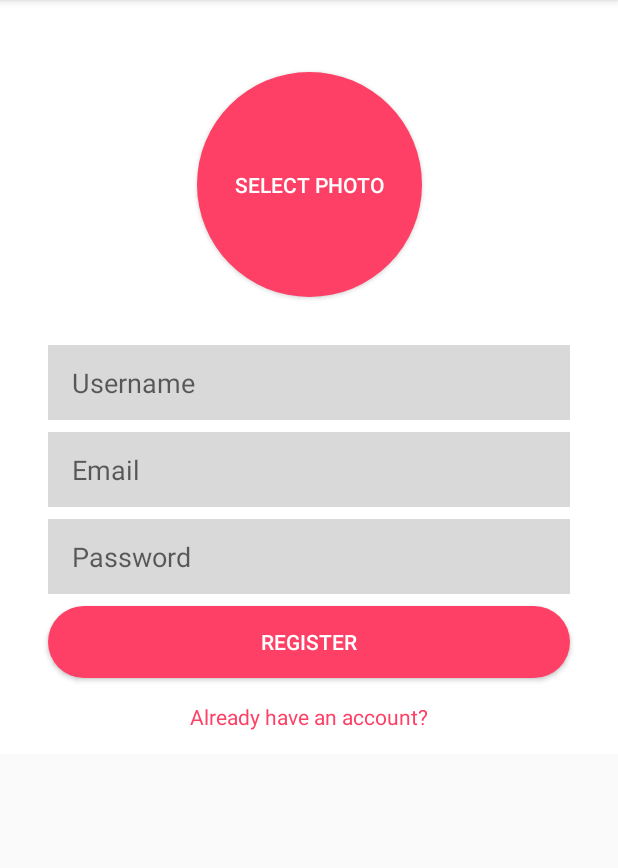
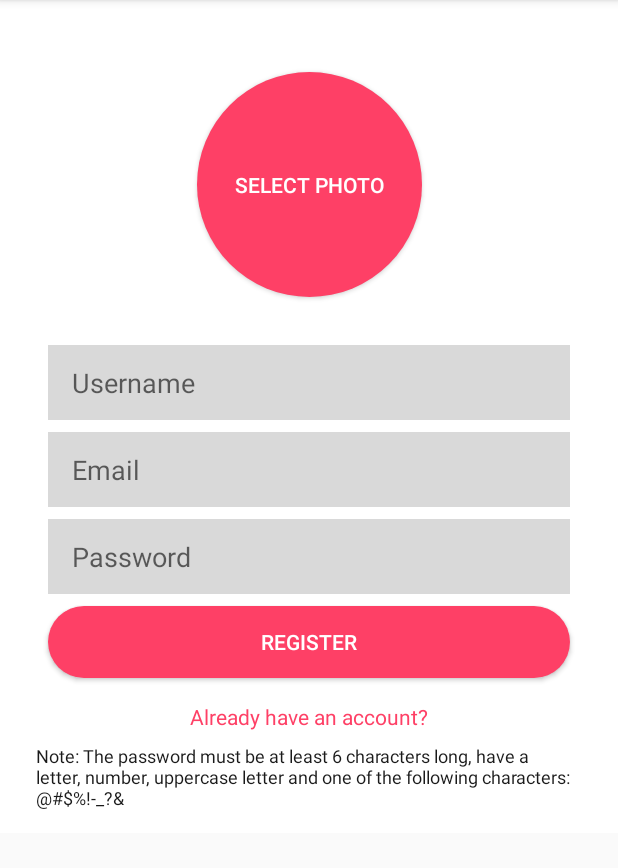
Before and after one commit to robertgr991/ChatApp, an Android app: the screen it shows after launch (RegisterActivity), on a phone screen of 412 x 824 dp, the part 84-952 px from its top. Run offline under Robolectric (Android 15) with nearby library versions, the phone set to English and light mode, and no system bars; our stand-ins replace CircleImageView, Firebase (no records; nobody signed in at launch, a user with empty details on screens opened directly); libraries missing offline, so code that uses them is left out: dmax.dialog; 2 statements that could not run were skipped.

Commit message:
Call User constructor with named arguments on register and add some info text in forward and register activities.

```diff
--- a/app/src/main/java/com/example/chatapp/repositories/UserRepository.kt
+++ b/app/src/main/java/com/example/chatapp/repositories/UserRepository.kt
@@ -187,7 +187,7 @@ class UserRepository {
                             imageRef.downloadUrl
                                 .addOnSuccessListener {imageUrl ->
                                     if (imageUrl != null) {
-                                        persist(User(userId, user.username, user.email, imageUrl.toString())) { message ->
+                                        persist(User(id = userId, username = user.username, email = user.email, imageName = imageUrl.toString())) { message ->
                                             if (message == null || message == "") {
                                                 setStatus("online")
                                             }
--- a/app/src/main/java/com/example/chatapp/ui/user/RegisterActivity.kt
+++ b/app/src/main/java/com/example/chatapp/ui/user/RegisterActivity.kt
@@ -31,6 +31,9 @@ class RegisterActivity : AppCompatActivity() {
     override fun onCreate(savedInstanceState: Bundle?) {
         super.onCreate(savedInstanceState)
         setContentView(R.layout.activity_register)
+
+        // Set password explanation text
+        register_txt_password_explanation.text = CreateUserValidator.passwordExplanationMessage
 
         // Set progress dialog
         progressDialog = ProgressDialog(this)
--- a/app/src/main/java/com/example/chatapp/validators/CreateUserValidator.kt
+++ b/app/src/main/java/com/example/chatapp/validators/CreateUserValidator.kt
@@ -7,6 +7,10 @@ class CreateUserValidator: Validator {
     private val emailMessage = "Invalid email"
     private val passwordMessage = "Invalid password"
     private val invalidInput = "Invalid input"
+
+    companion object {
+         const val passwordExplanationMessage = "Note: The password must be at least 6 characters long, have a letter, number, uppercase letter and one of the following characters: @#$%!-_?&"
+    }
 
     override fun validate(obj: Any): ValidationResponse {
         if (obj is CreateUserDTO) {
--- a/app/src/main/res/layout/activity_register.xml
+++ b/app/src/main/res/layout/activity_register.xml
@@ -106,5 +106,19 @@
             app:layout_constraintEnd_toEndOf="@+id/register_btn_register"
             app:layout_constraintStart_toStartOf="@+id/register_btn_register"
             app:layout_constraintTop_toBottomOf="@+id/register_btn_register" />
+
+        <TextView
+            android:id="@+id/register_txt_password_explanation"
+            android:layout_width="0dp"
+            android:layout_height="wrap_content"
+            android:layout_marginStart="24dp"
+            android:layout_marginTop="8dp"
+            android:layout_marginEnd="16dp"
+            android:text=""
+            android:textColor="@color/colorTextDark"
+            android:textSize="12sp"
+            app:layout_constraintEnd_toEndOf="parent"
+            app:layout_constraintStart_toStartOf="parent"
+            app:layout_constraintTop_toBottomOf="@+id/register_txt_already_registered" />
     </androidx.constraintlayout.widget.ConstraintLayout>
 </ScrollView>
--- a/app/src/main/res/values/strings.xml
+++ b/app/src/main/res/values/strings.xml
@@ -6,7 +6,7 @@
     <string name="registerBtn">Register</string>
     <string name="alreadyRegisteredMessage">Already have an account?</string>
     <string name="loginBtn">Login</string>
-    <string name="backToRegister">Back to registration</string>
+    <string name="backToRegister">New account? Register</string>
     <string name="register_txt_select_photo">SELECT PHOTO</string>
     <string name="nav_new_message">New Message</string>
     <string name="nav_sign_out">Sign out</string>
@@ -55,4 +55,7 @@
     <string name="chat_log_typing_text">typing…</string>
     <string name="progress_dialog_text">Loading</string>
     <string name="forward_message">Forward</string>
+    <string name="forward_message_initial_text">0 users selected</string>
+    <string name="forward_message_1_selected">1 user selected</string>
+    <string name="forward_message_multiple_selected">users selected</string>
 </resources>
```
Also changed, not shown: app/src/main/java/com/example/chatapp/ui/chat/ForwardMessageActivity.kt (+8 -0 lines), app/src/main/res/layout/activity_forward_message.xml (+13 -1 lines).
